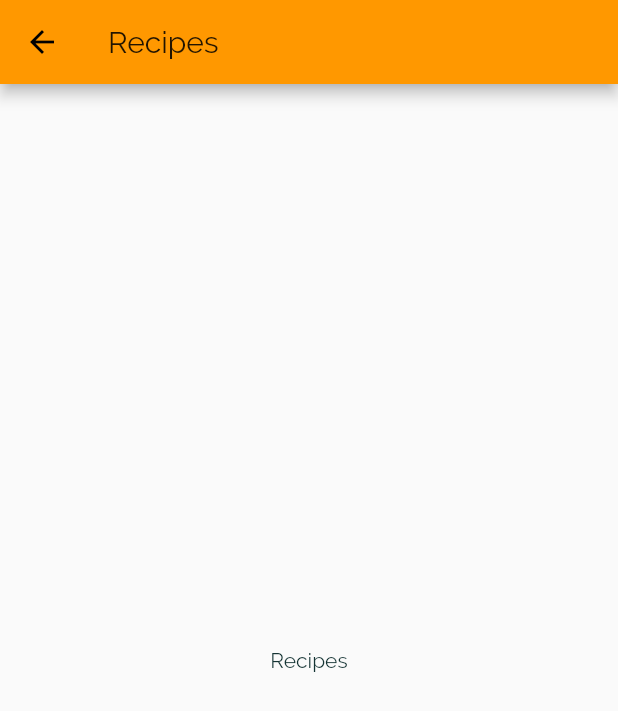
After one commit to xindixu/meal-planning, a Flutter app: the screen it shows after launch, after a tap on "Italian", on a phone screen of 412 x 824 dp. The commit adds this screen. Shown: the top 711 px of the screen. Run offline on Flutter 3.47's test engine with Material 2 defaults, Android fonts, the phone set to English and light mode, and no system bars.

Commit message:
add category meal screen + routing

```diff
--- a/lib/category_item.dart
+++ /dev/null
@@ -1,30 +0,0 @@
-import 'package:flutter/material.dart';
-
-class CategoryItem extends StatelessWidget {
-  final String title;
-  final Color color;
-
-  CategoryItem(this.title, this.color);
-
-  @override
-  Widget build(BuildContext context) {
-    return Container(
-      padding: const EdgeInsets.all(15),
-      child: Text(
-        title,
-        style: Theme.of(context).textTheme.title,
-      ),
-      decoration: BoxDecoration(
-        gradient: LinearGradient(
-          colors: [
-            color.withOpacity(0.7),
-            color,
-          ],
-          begin: Alignment.topLeft,
-          end: Alignment.bottomRight,
-        ),
-        borderRadius: BorderRadius.circular(15),
-      ),
-    );
-  }
-}
--- a/lib/main.dart
+++ b/lib/main.dart
@@ -1,5 +1,5 @@
 import 'package:flutter/material.dart';
-import './categories_screen.dart';
+import './screens/categories_screen.dart';
 
 void main() => runApp(MyApp());
 
--- a/lib/categories_screen.dart
+++ b/lib/screens/categories_screen.dart
@@ -1,6 +1,6 @@
 import 'package:flutter/material.dart';
-import './category_item.dart';
-import './dummy-data.dart';
+import '../widgets/category_item.dart';
+import '../dummy-data.dart';
 
 class CategoriesScreen extends StatelessWidget {
   @override
--- /dev/null
+++ b/lib/screens/category_meals_screen.dart
@@ -0,0 +1,15 @@
+import 'package:flutter/material.dart';
+
+class CategoryMealsScreen extends StatelessWidget {
+  @override
+  Widget build(BuildContext context) {
+    return Scaffold(
+      appBar: AppBar(
+        title: const Text('Recipes'),
+      ),
+      body: Center(
+        child: Text('Recipes'),
+      ),
+    );
+  }
+}
--- /dev/null
+++ b/lib/widgets/category_item.dart
@@ -0,0 +1,44 @@
+import 'package:flutter/material.dart';
+import '../screens/category_meals_screen.dart';
+
+class CategoryItem extends StatelessWidget {
+  final String title;
+  final Color color;
+
+  CategoryItem(this.title, this.color);
+
+  void selectCategory(BuildContext context) {
+    Navigator.of(context).push(MaterialPageRoute(
+      builder: (_) {
+        return CategoryMealsScreen();
+      },
+    ));
+  }
+
+  @override
+  Widget build(BuildContext context) {
+    return InkWell(
+      onTap: () => selectCategory(context),
+      splashColor: Theme.of(context).primaryColor,
+      borderRadius: BorderRadius.circular(15),
+      child: Container(
+        padding: const EdgeInsets.all(15),
+        child: Text(
+          title,
+          style: Theme.of(context).textTheme.title,
+        ),
+        decoration: BoxDecoration(
+          gradient: LinearGradient(
+            colors: [
+              color.withOpacity(0.7),
+              color,
+            ],
+            begin: Alignment.topLeft,
+            end: Alignment.bottomRight,
+          ),
+          borderRadius: BorderRadius.circular(15),
+        ),
+      ),
+    );
+  }
+}
```
